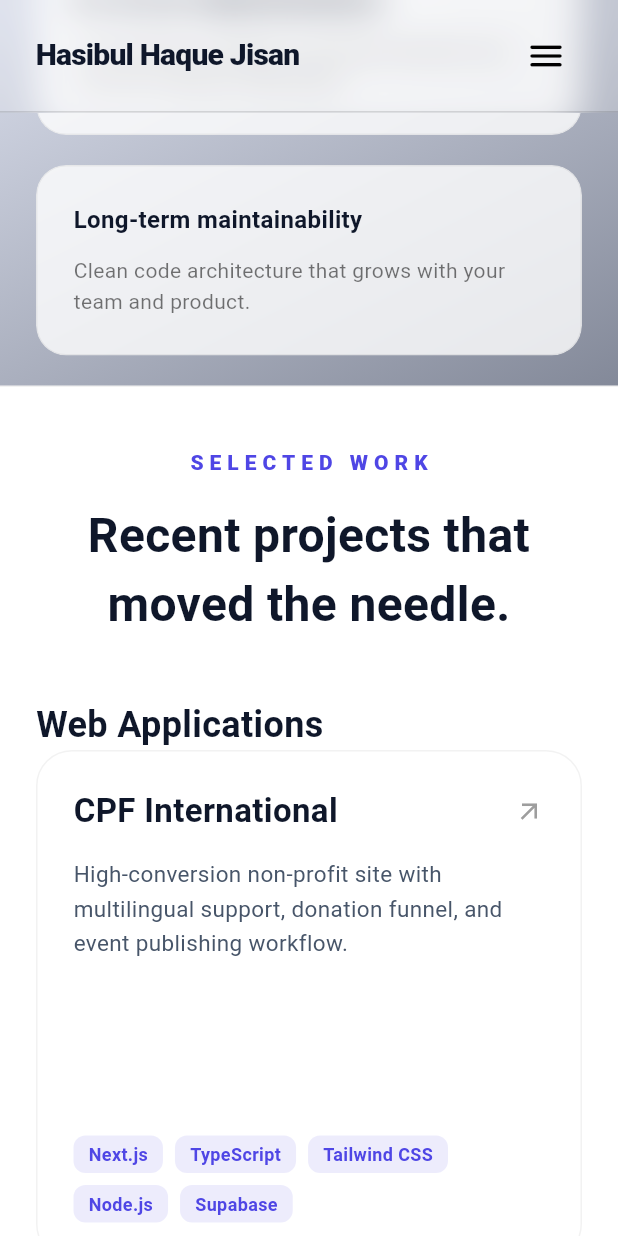
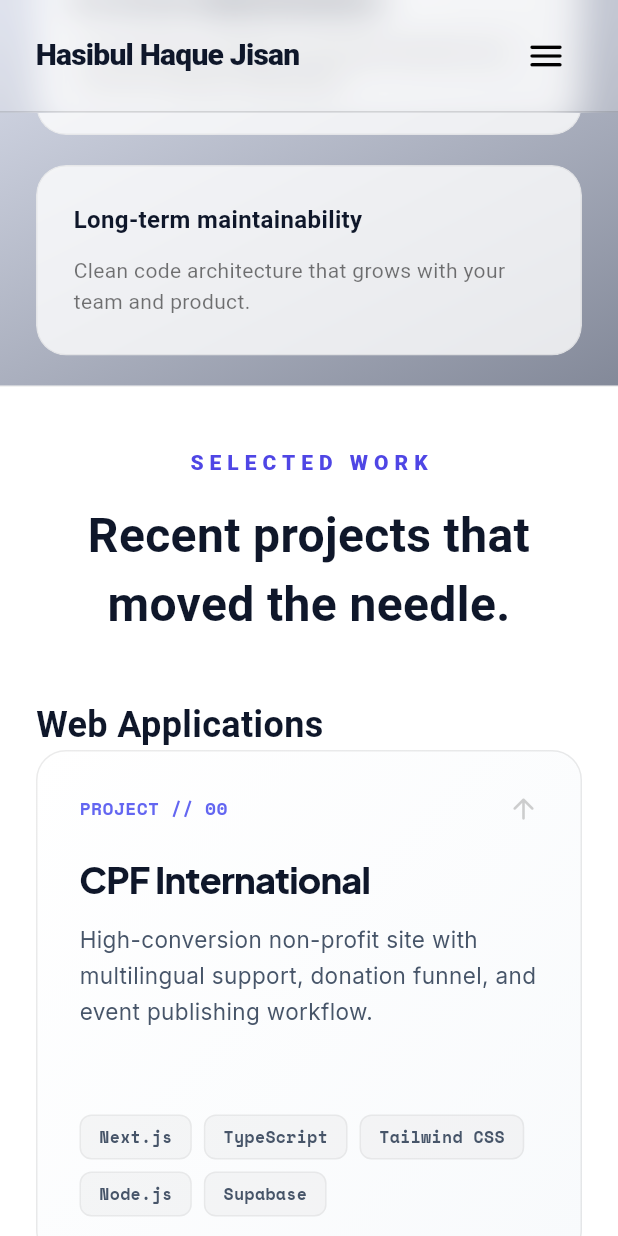
Before and after one commit to MHHJisan/self_portfolio_app, a Flutter app: the screen it shows after launch, scrolled down 1728 dp, on a phone screen of 412 x 824 dp. Run offline on Flutter 3.47's test engine with Material 3 defaults, Android fonts, the phone set to English and light mode, and no system bars; our stand-ins replace font_awesome_flutter, google_fonts, open_filex.

Commit message:
project section updated

```diff
--- a/lib/sections/project_section.dart
+++ b/lib/sections/project_section.dart
@@ -1,4 +1,5 @@
 import 'package:flutter/material.dart';
+import 'package:google_fonts/google_fonts.dart';
 import '../theme/colors.dart';
 import 'package:url_launcher/url_launcher.dart'; // Add this to pubspec.yaml
 
@@ -72,7 +73,7 @@ class ProjectSection extends StatelessWidget {
       decoration: BoxDecoration(
         color: isDark ? const Color(0xFF020617) : Colors.white,
         border: Border.symmetric(
-          horizontal: BorderSide(color: isDark ? Colors.white10 : Colors.black.withOpacity(0.05)),
+          horizontal: BorderSide(color: isDark ? Colors.white10 : Colors.black.withValues(alpha: 0.05)),
         ),
       ),
       padding: const EdgeInsets.symmetric(vertical: 40, horizontal: 24),
@@ -186,82 +187,121 @@ class _ProjectCardState extends State<ProjectCard> {
   Widget build(BuildContext context) {
     final isDark = Theme.of(context).brightness == Brightness.dark;
 
+    // // We use a Matrix4 translation for a "Lift" effect on hover
+    // final hoverTransform = Matrix4.identity()
+    //   ..translate(0, -8, 0) // Lifts the card up by 8 pixels
+    //   ..scale(1.02);        // Slightly scales up for depth
+
+    // SAFE CONSTRUCTION: Uses explicit doubles and factory constructors
+    final Matrix4 hoverTransform = Matrix4.translationValues(0.0, -8.0, 0.0)
+      ..scale(1.02, 1.02, 1.0);
+
     return MouseRegion(
       onEnter: (_) => setState(() => _isHovered = true),
       onExit: (_) => setState(() => _isHovered = false),
       child: AnimatedContainer(
-        duration: const Duration(milliseconds: 300),
-        padding: const EdgeInsets.all(24),
+        duration: const Duration(milliseconds: 400),
+        curve: Curves.easeOutBack, // Gives it a snappy "engineering" bounce
+        transform: _isHovered ? hoverTransform : Matrix4.identity(),
+        padding: const EdgeInsets.all(28),
         decoration: BoxDecoration(
-          borderRadius: BorderRadius.circular(24),
-          color: isDark ? Colors.white.withOpacity(0.05) : Colors.white,
+          borderRadius: BorderRadius.circular(20),
+          // Gradient background for a "Glass" feel
+          gradient: LinearGradient(
+            begin: Alignment.topLeft,
+            end: Alignment.bottomRight,
+            colors: isDark
+                ? [Colors.white.withValues(alpha: 0.08), Colors.white.withValues(alpha: 0.03)]
+                : [Colors.white, const Color(0xFFF8FAFC)],
+          ),
           border: Border.all(
             color: _isHovered
-                ? const Color(0xFF6366F1).withOpacity(0.4)
-                : (isDark ? Colors.white10 : Colors.black.withOpacity(0.05)),
+                ? const Color(0xFF6366F1).withValues(alpha: 0.5)
+                : (isDark ? Colors.white.withValues(alpha: 0.1) : Colors.black.withValues(alpha: 0.08)),
+            width: _isHovered ? 2 : 1,
           ),
           boxShadow: [
-            if (_isHovered)
-              BoxShadow(
-                color: isDark ? Colors.black45 : const Color(0xFFE2E8F0),
-                blurRadius: 40,
-                offset: const Offset(0, 20),
-              )
+            BoxShadow(
+              color: _isHovered
+                  ? const Color(0xFF6366F1).withValues(alpha: 0.2)
+                  : Colors.transparent,
+              blurRadius: 30,
+              offset: const Offset(0, 15),
+            )
           ],
         ),
         child: Column(
           crossAxisAlignment: CrossAxisAlignment.start,
           children: [
-            // Title & Icon
+            // 1. TOP BAR: Engineering Label (Project ID)
             Row(
               mainAxisAlignment: MainAxisAlignment.spaceBetween,
               children: [
-                Expanded(
-                  child: Text(
-                    widget.project["title"],
-                    style: TextStyle(
-                      fontSize: 22,
-                      fontWeight: FontWeight.bold,
-                      color: isDark ? Colors.white : const Color(0xFF0F172A),
-                    ),
+                Text(
+                  "PROJECT // 0${widget.project['id'] ?? 1}", // Technical ID
+                  style: GoogleFonts.spaceMono( // Mono font for engineering vibe
+                    fontSize: 12,
+                    fontWeight: FontWeight.bold,
+                    color: const Color(0xFF6366F1),
                   ),
                 ),
-                Icon(Icons.arrow_outward,
-                    color: _isHovered ? const Color(0xFF4F46E5) : Colors.grey,
-                    size: 20
+                AnimatedRotation(
+                  duration: const Duration(milliseconds: 300),
+                  turns: _isHovered ? 0 : -0.125, // Rotates icon on hover
+                  child: Icon(
+                    Icons.arrow_outward_rounded,
+                    color: _isHovered ? const Color(0xFF6366F1) : Colors.grey.withValues(alpha: 0.5),
+                    size: 20,
+                  ),
                 ),
               ],
             ),
-            const SizedBox(height: 16),
-            // Description
+            const SizedBox(height: 20),
+
+            // 2. PROJECT TITLE
+            Text(
+              widget.project["title"],
+              style: GoogleFonts.plusJakartaSans(
+                fontSize: 24,
+                fontWeight: FontWeight.w800,
+                letterSpacing: -0.5,
+                color: isDark ? Colors.white : const Color(0xFF0F172A),
+              ),
+            ),
+            const SizedBox(height: 12),
+
+            // 3. DESCRIPTION
             Text(
               widget.project["description"],
               maxLines: 3,
               overflow: TextOverflow.ellipsis,
-              style: TextStyle(
+              style: GoogleFonts.inter(
                 fontSize: 15,
-                height: 1.5,
-                color: isDark ? Colors.white70 : AppColors.slate600,
+                height: 1.6,
+                color: isDark ? Colors.white.withValues(alpha: 0.6) : const Color(0xFF475569),
               ),
             ),
+
             const Spacer(),
-            // Tags
+
+            // 4. TECH STACK (Modern Chips)
             Wrap(
               spacing: 8,
               runSpacing: 8,
               children: (widget.project["tags"] as List<String>).map((tag) {
                 return Container(
-                  padding: const EdgeInsets.symmetric(horizontal: 10, vertical: 4),
+                  padding: const EdgeInsets.symmetric(horizontal: 12, vertical: 6),
                   decoration: BoxDecoration(
-                    color: const Color(0xFF4F46E5).withOpacity(0.1),
+                    color: isDark ? Colors.white.withValues(alpha: 0.05) : Colors.black.withValues(alpha: 0.03),
                     borderRadius: BorderRadius.circular(8),
+                    border: Border.all(color: isDark ? Colors.white10 : Colors.black.withValues(alpha: 0.05)),
                   ),
                   child: Text(
                     tag,
-                    style: const TextStyle(
-                      fontSize: 12,
-                      fontWeight: FontWeight.bold,
-                      color: Color(0xFF4F46E5),
+                    style: GoogleFonts.spaceMono(
+                      fontSize: 11,
+                      fontWeight: FontWeight.w600,
+                      color: isDark ? Colors.white70 : const Color(0xFF475569),
                     ),
                   ),
                 );
```
